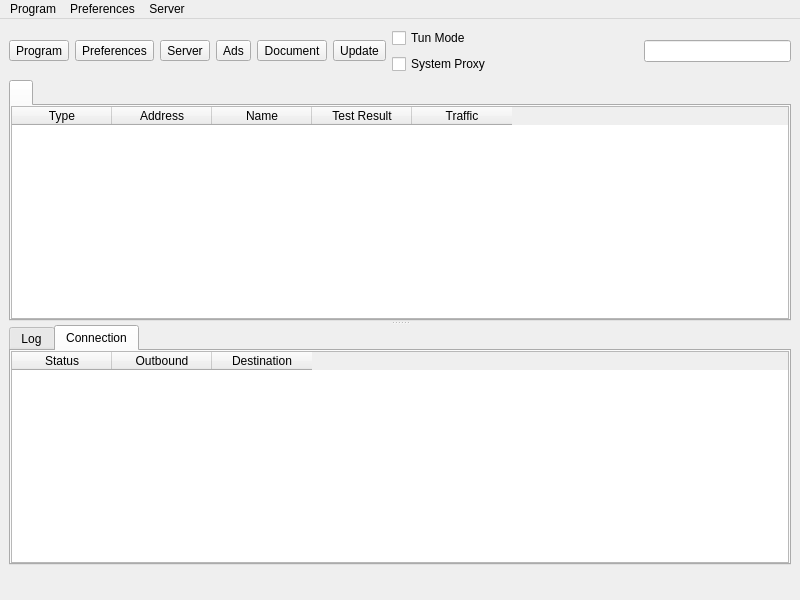
This is ui/mainwindow.ui in mipselqq/waterdisco as Qt 5 draws it before an edit. The edited form follows.
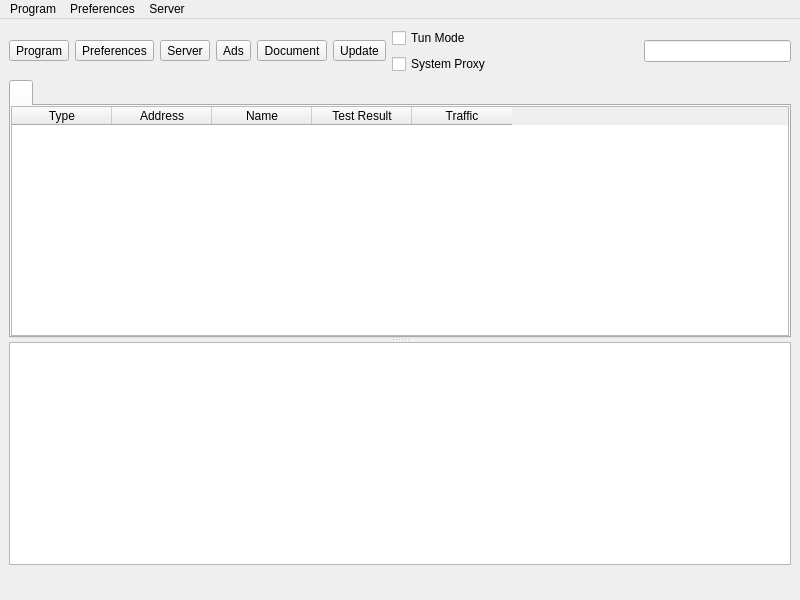
This is the edited form. The open tabs and pages were chosen to show the change. Icons and pictures are not drawn. Custom widgets are drawn as their Qt base class.

What changed in the file:
```diff
--- a/ui/mainwindow.ui
+++ b/ui/mainwindow.ui
@@ -304,14 +304,7 @@
       <widget class="QWidget" name="aaaaaaaaaaaaaaaaaa">
        <layout class="QVBoxLayout" name="aaaaaaaaaaaa" stretch="0">
         <item>
-         <widget class="QTabWidget" name="down_tab">
-          <property name="currentIndex">
-           <number>0</number>
-          </property>
-          <widget class="QWidget" name="tab">
-           <attribute name="title">
-            <string>Log</string>
-           </attribute>
+         <widget class="QWidget" name="down_tab" native="true">
            <layout class="QVBoxLayout" name="verticalLayout">
             <property name="spacing">
              <number>0</number>
@@ -340,66 +333,6 @@
             </item>
            </layout>
           </widget>
-          <widget class="QWidget" name="tab_2">
-           <attribute name="title">
-            <string>Connection</string>
-           </attribute>
-           <layout class="QVBoxLayout" name="verticalLayout_2">
-            <property name="spacing">
-             <number>0</number>
-            </property>
-            <property name="leftMargin">
-             <number>0</number>
-            </property>
-            <property name="topMargin">
-             <number>0</number>
-            </property>
-            <property name="rightMargin">
-             <number>0</number>
-            </property>
-            <property name="bottomMargin">
-             <number>0</number>
-            </property>
-            <item>
-             <widget class="QTableWidget" name="tableWidget_conn">
-              <property name="contextMenuPolicy">
-               <enum>Qt::CustomContextMenu</enum>
-              </property>
-              <property name="editTriggers">
-               <set>QAbstractItemView::NoEditTriggers</set>
-              </property>
-              <property name="selectionBehavior">
-               <enum>QAbstractItemView::SelectRows</enum>
-              </property>
-              <property name="verticalScrollMode">
-               <enum>QAbstractItemView::ScrollPerPixel</enum>
-              </property>
-              <property name="horizontalScrollMode">
-               <enum>QAbstractItemView::ScrollPerPixel</enum>
-              </property>
-              <attribute name="horizontalHeaderHighlightSections">
-               <bool>false</bool>
-              </attribute>
-              <column>
-               <property name="text">
-                <string>Status</string>
-               </property>
-              </column>
-              <column>
-               <property name="text">
-                <string>Outbound</string>
-               </property>
-              </column>
-              <column>
-               <property name="text">
-                <string>Destination</string>
-               </property>
-              </column>
-             </widget>
-            </item>
-           </layout>
-          </widget>
-         </widget>
         </item>
        </layout>
       </widget>
```
Left out of the diff: 20 changed lines with no effect on the pictures. Lines whose indentation alone changed are shown as unchanged.
